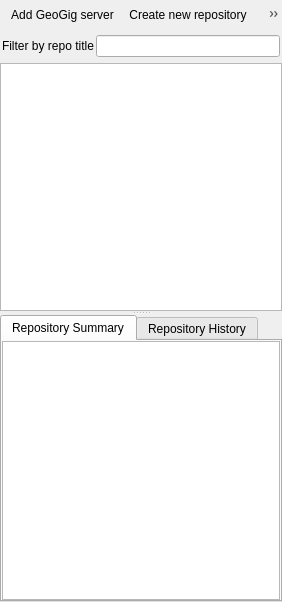
First picture: the form in geogig/ui/navigatordialog.ui, repository boundlessgeo/qgis-geogiglight-plugin, before the edit.
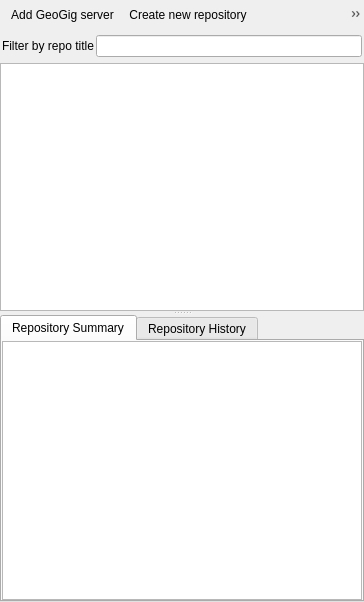
Second picture: the form after the edit. Custom widgets are drawn as their Qt base class.

Commit message: added functionality to manage remotes from repos tree

```diff
--- a/geogig/ui/navigatordialog.ui
+++ b/geogig/ui/navigatordialog.ui
@@ -6,7 +6,7 @@
    <rect>
     <x>0</x>
     <y>0</y>
-    <width>282</width>
+    <width>364</width>
     <height>602</height>
    </rect>
   </property>
@@ -42,6 +42,7 @@
       <addaction name="actionShowFilter"/>
       <addaction name="actionDelete"/>
       <addaction name="actionEdit"/>
+      <addaction name="actionManageRemotes"/>
       <addaction name="actionHelp"/>
      </widget>
     </item>
@@ -261,6 +262,14 @@
     <string>Help</string>
    </property>
   </action>
+  <action name="actionManageRemotes">
+   <property name="text">
+    <string>Manage remotes</string>
+   </property>
+   <property name="toolTip">
+    <string>Manage remotes</string>
+   </property>
+  </action>
  </widget>
  <customwidgets>
   <customwidget>
```
The commit also changes 4 other files.
